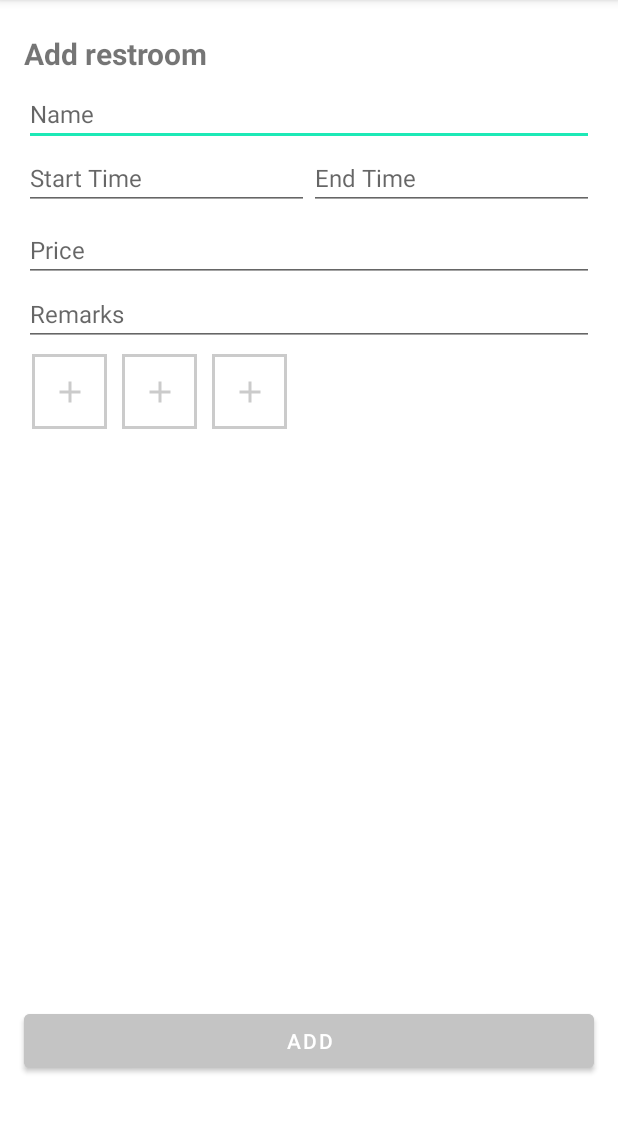
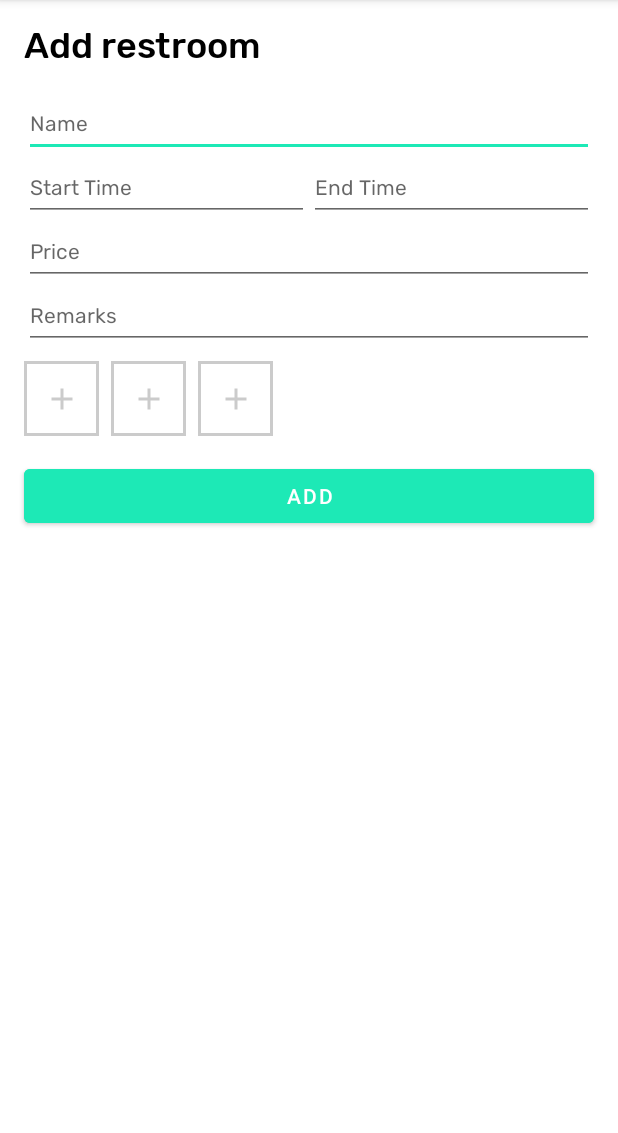
Before and after one commit to issertmg/RestroomLocator, an Android app: the AddRestroomActivity screen opened directly, with no data from a screen before it, on a phone screen of 412 x 824 dp, the part 84-1217 px from its top. Run offline under Robolectric (Android 15) with nearby library versions, the phone set to English and light mode, and no system bars; pictures from the network do not load.

Commit message:
Finalized layouts

```diff
--- a/app/src/main/res/layout/activity_add_restroom.xml
+++ b/app/src/main/res/layout/activity_add_restroom.xml
@@ -10,127 +10,136 @@
         android:id="@+id/tvAddRestroom"
         android:layout_width="wrap_content"
         android:layout_height="wrap_content"
-        app:layout_constraintTop_toTopOf="parent"
-        app:layout_constraintStart_toStartOf="@id/etvName"
+        android:layout_marginStart="16dp"
+        android:layout_marginTop="16dp"
+        android:fontFamily="@font/rubik_medium"
         android:text="Add restroom"
-        android:textSize="20dp"
-        android:textStyle="bold"
-        android:layout_marginTop="22dp"/>
+        android:textColor="@color/black"
+        android:textSize="24dp"
+        android:textStyle="normal"
+        app:layout_constraintStart_toStartOf="parent"
+        app:layout_constraintTop_toTopOf="parent" />
 
     <EditText
         android:id="@+id/etvName"
         android:layout_width="match_parent"
         android:layout_height="wrap_content"
+        android:layout_marginStart="16dp"
+        android:layout_marginTop="16dp"
+        android:layout_marginEnd="16dp"
+        android:fontFamily="@font/rubik"
+        android:hint="Name"
+        android:textSize="14sp"
+        app:layout_constraintEnd_toEndOf="parent"
         app:layout_constraintStart_toStartOf="parent"
-        app:layout_constraintEnd_toEndOf="parent"
-        app:layout_constraintTop_toBottomOf="@+id/tvAddRestroom"
-        android:layout_marginStart="16dp"
-        android:layout_marginEnd="16dp"
-        android:layout_marginTop="5dp"
-        android:textSize="16sp"
-        android:hint="Name"/>
+        app:layout_constraintTop_toBottomOf="@+id/tvAddRestroom" />
 
     <LinearLayout
         android:id="@+id/llOperatingHours"
         android:layout_width="match_parent"
         android:layout_height="wrap_content"
+        android:layout_marginStart="16dp"
+        android:layout_marginEnd="16dp"
+        app:layout_constraintEnd_toEndOf="parent"
         app:layout_constraintStart_toStartOf="parent"
-        app:layout_constraintEnd_toEndOf="parent"
-        app:layout_constraintTop_toBottomOf="@id/etvName"
-        android:layout_marginStart="16dp"
-        android:layout_marginEnd="16dp">
+        app:layout_constraintTop_toBottomOf="@id/etvName">
 
         <TextView
             android:id="@+id/tvOperatingStart"
             android:layout_width="0dp"
             android:layout_height="wrap_content"
             android:layout_weight="1"
+            android:background="?attr/editTextBackground"
+            android:fontFamily="@font/rubik"
             android:hint="Start Time"
-            android:textSize="16sp"
             android:textIsSelectable="false"
-            android:background="?attr/editTextBackground"/>
+            android:textSize="14sp" />
 
         <TextView
             android:id="@+id/tvOperatingEnd"
             android:layout_width="0dp"
             android:layout_height="wrap_content"
             android:layout_weight="1"
+            android:background="?attr/editTextBackground"
+            android:fontFamily="@font/rubik"
             android:hint="End Time"
-            android:textSize="16sp"
             android:textIsSelectable="false"
-            android:background="?attr/editTextBackground"/>
+            android:textSize="14sp" />
     </LinearLayout>
 
     <EditText
         android:id="@+id/etvPrice"
         android:layout_width="match_parent"
         android:layout_height="wrap_content"
-        app:layout_constraintStart_toStartOf="parent"
-        app:layout_constraintEnd_toEndOf="parent"
-        app:layout_constraintTop_toBottomOf="@+id/llOperatingHours"
         android:layout_marginStart="16dp"
         android:layout_marginEnd="16dp"
-        android:layout_marginTop="5dp"
-        android:textSize="16sp"
+        android:fontFamily="@font/rubik"
         android:hint="Price"
-        android:inputType="numberDecimal"/>
+        android:inputType="numberDecimal"
+        android:textSize="14sp"
+        app:layout_constraintEnd_toEndOf="parent"
+        app:layout_constraintStart_toStartOf="parent"
+        app:layout_constraintTop_toBottomOf="@+id/llOperatingHours" />
 
     <EditText
         android:id="@+id/etvRemarks"
         android:layout_width="match_parent"
         android:layout_height="wrap_content"
-        app:layout_constraintStart_toStartOf="parent"
-        app:layout_constraintEnd_toEndOf="parent"
-        app:layout_constraintTop_toBottomOf="@id/etvPrice"
         android:layout_marginStart="16dp"
         android:layout_marginEnd="16dp"
-        android:textSize="16sp"
-        android:hint="Remarks"/>
+        android:fontFamily="@font/rubik"
+        android:hint="Remarks"
+        android:textSize="14sp"
+        app:layout_constraintEnd_toEndOf="parent"
+        app:layout_constraintStart_toStartOf="parent"
+        app:layout_constraintTop_toBottomOf="@id/etvPrice" />
 
     <Button
         android:id="@+id/btnAdd"
         android:layout_width="match_parent"
         android:layout_height="wrap_content"
-        app:layout_constraintBottom_toBottomOf="parent"
+        android:layout_marginStart="16dp"
+        android:layout_marginTop="16dp"
+        android:layout_marginEnd="16dp"
+        android:backgroundTint="@color/secondaryColor"
+        android:text="Add"
+        android:textSize="14sp"
         app:layout_constraintEnd_toEndOf="parent"
-        android:layout_marginStart="16dp"
-        android:layout_marginEnd="16dp"
-        android:layout_marginBottom="50dp"
-        android:backgroundTint="#C4C4C4"
-        android:text="Add"/>
+        app:layout_constraintStart_toStartOf="parent"
+        app:layout_constraintTop_toBottomOf="@+id/ibImgThree" />
 
     <ImageButton
         android:id="@+id/ibImgOne"
         android:layout_width="50dp"
         android:layout_height="50dp"
+        android:layout_marginStart="16dp"
+        android:layout_marginTop="8dp"
+        android:background="@drawable/img_button_background"
         android:src="@drawable/ic_baseline_add_24"
-        android:background="@drawable/img_button_background"
-        app:layout_constraintStart_toStartOf="@id/etvName"
-        app:layout_constraintTop_toBottomOf="@id/etvRemarks"
-        android:layout_marginStart="5dp"
-        android:layout_marginTop="5dp"/>
+        app:layout_constraintStart_toStartOf="parent"
+        app:layout_constraintTop_toBottomOf="@id/etvRemarks" />
 
     <ImageButton
         android:id="@+id/ibImgTwo"
         android:layout_width="50dp"
         android:layout_height="50dp"
+        android:layout_marginStart="8dp"
+        android:layout_marginTop="8dp"
+        android:background="@drawable/img_button_background"
         android:src="@drawable/ic_baseline_add_24"
-        android:background="@drawable/img_button_background"
         app:layout_constraintStart_toEndOf="@id/ibImgOne"
-        app:layout_constraintTop_toBottomOf="@id/etvRemarks"
-        android:layout_marginStart="10dp"
-        android:layout_marginTop="5dp"/>
+        app:layout_constraintTop_toBottomOf="@id/etvRemarks" />
 
     <ImageButton
         android:id="@+id/ibImgThree"
         android:layout_width="50dp"
         android:layout_height="50dp"
+        android:layout_marginStart="8dp"
+        android:layout_marginTop="8dp"
+        android:background="@drawable/img_button_background"
         android:src="@drawable/ic_baseline_add_24"
-        android:background="@drawable/img_button_background"
         app:layout_constraintStart_toEndOf="@id/ibImgTwo"
-        app:layout_constraintTop_toBottomOf="@id/etvRemarks"
-        android:layout_marginStart="10dp"
-        android:layout_marginTop="5dp"/>
+        app:layout_constraintTop_toBottomOf="@id/etvRemarks" />
 
 
 </androidx.constraintlayout.widget.ConstraintLayout>
--- a/app/src/main/res/layout/activity_login.xml
+++ b/app/src/main/res/layout/activity_login.xml
@@ -39,7 +39,7 @@
         android:layout_marginEnd="16dp"
         android:fontFamily="@font/rubik"
         android:hint="Username"
-        android:textSize="16sp"
+        android:textSize="14sp"
         app:layout_constraintBottom_toBottomOf="parent"
         app:layout_constraintEnd_toEndOf="parent"
         app:layout_constraintStart_toStartOf="parent"
@@ -53,7 +53,7 @@
         android:layout_marginEnd="16dp"
         android:fontFamily="@font/rubik"
         android:hint="Password"
-        android:textSize="16sp"
+        android:textSize="14sp"
         app:layout_constraintEnd_toEndOf="parent"
         app:layout_constraintStart_toStartOf="parent"
         app:layout_constraintTop_toBottomOf="@id/etvUsername" />
--- a/app/src/main/res/mipmap-anydpi-v26/ic_send.xml
+++ b/app/src/main/res/mipmap-anydpi-v26/ic_send.xml
@@ -1,5 +1,5 @@
 <?xml version="1.0" encoding="utf-8"?>
 <adaptive-icon xmlns:android="http://schemas.android.com/apk/res/android">
     <background android:drawable="@drawable/ic_send_background"/>
-    <foreground android:drawable="@drawable/ic_send_foreground"/>
+    <foreground android:drawable="@drawable/ic_user_foreground"/>
 </adaptive-icon>
--- a/app/src/main/res/mipmap-anydpi-v26/ic_send_round.xml
+++ b/app/src/main/res/mipmap-anydpi-v26/ic_send_round.xml
@@ -1,5 +1,5 @@
 <?xml version="1.0" encoding="utf-8"?>
 <adaptive-icon xmlns:android="http://schemas.android.com/apk/res/android">
     <background android:drawable="@drawable/ic_send_background"/>
-    <foreground android:drawable="@drawable/ic_send_foreground"/>
+    <foreground android:drawable="@drawable/ic_user_foreground"/>
 </adaptive-icon>
```
Also changed, not shown: app/src/main/res/drawable/ic_user_foreground.xml (added, +15 -0 lines), app/src/main/res/layout/activity_sign_up.xml (+8 -7 lines), app/src/main/res/layout/activity_user_profile.xml (+56 -32 lines), app/src/main/res/layout/activity_view_restrooms_nearby.xml (+6 -12 lines), app/src/main/res/layout/activity_view_review_details.xml (+1 -12 lines), app/src/main/ic_send-playstore.png, app/src/main/res/mipmap-hdpi/ic_send.png (deleted), app/src/main/res/mipmap-hdpi/ic_send_round.png (deleted), app/src/main/res/mipmap-mdpi/ic_send.png (deleted), app/src/main/res/mipmap-mdpi/ic_send_round.png (deleted), app/src/main/res/mipmap-xhdpi/ic_send.png (deleted), app/src/main/res/mipmap-xhdpi/ic_send_round.png (deleted), app/src/main/res/mipmap-xxhdpi/ic_send.png (deleted), app/src/main/res/mipmap-xxhdpi/ic_send_round.png (deleted), 2 more files.
